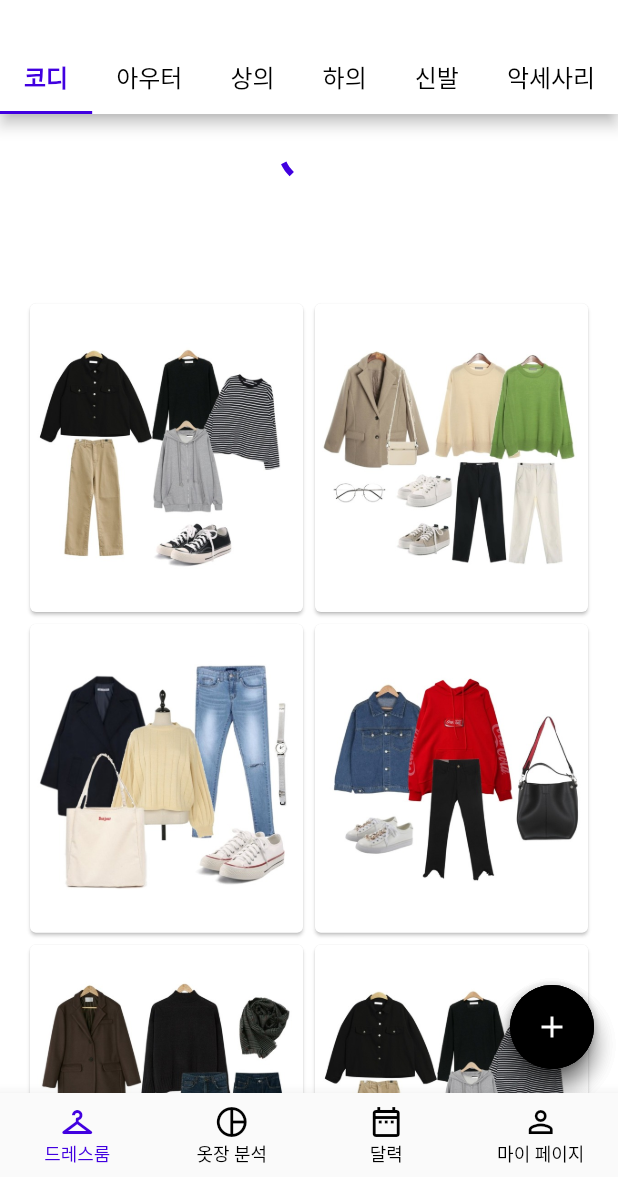
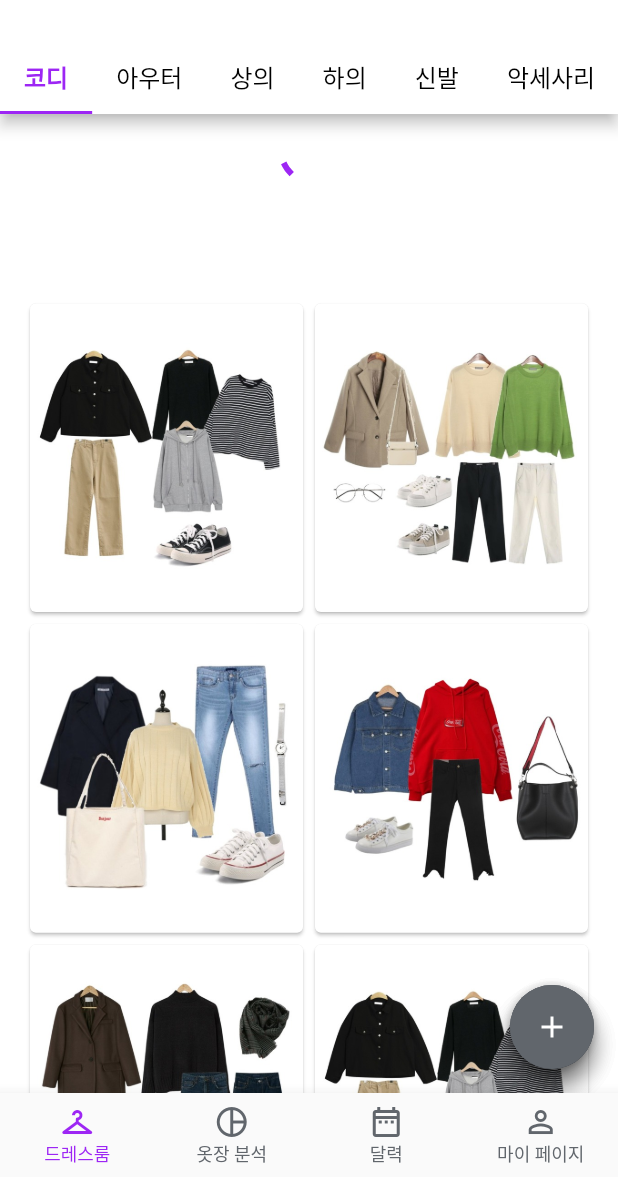
Before and after one commit to coolgogi/project, a Flutter app: the screen it shows once a user with an empty profile is signed in, on a phone screen of 412 x 824 dp, the part 59-1236 px from its top. Run offline on Flutter 3.47's test engine with Material 2 defaults, Android fonts, the phone set to English and light mode, and no system bars; our stand-ins replace cloud_firestore, convex_bottom_bar, firebase_auth, firebase_core, firebase_storage, flare_flutter and 12 more; missing offline and left inert: animated_icon_button, animated_widgets, cell_calendar, flutter_facebook_login, flutter_search_bar, geolocator_platform_interface and 3 more; accounts and stored records are empty; project files that could hold a hidden picture were left out.

Commit message:
theme color update

```diff
--- a/closet/lib/theme/colors.dart
+++ b/closet/lib/theme/colors.dart
@@ -1,10 +1,10 @@
 import 'package:flutter/material.dart';
 
-const PrimaryColorLight = Color(0xFF4100E0);
+const PrimaryColorLight = Color(0xFF9D26F4);
 const OnPrimaryLight = Color(0xFF000000);
-const PrimaryVariantLight = Color(0xFF000000);
-const SecondaryLight = Color(0xFF000000);
-const SecondaryVariantLight = Color(0xFF434343);
+const PrimaryVariantLight = Color(0xFF6F25E6);
+const SecondaryLight = Color(0xFF61666C);
+const SecondaryVariantLight = Color(0xFF21252A);
 const OnSecondaryLight = Color(0xFFFFFFFF);
 const BackgroundLight = Color(0xFFFFFFFF);
 const OnBackgroundLight = Color(0xFF000000);
@@ -13,15 +13,15 @@ const OnSurfaceLight = Color(0xFF000000);
 const ErrorLight = Color(0xFFB00020);
 const OnErrorLight = Color(0xFFFFFFFF);
 
-const PrimaryColorDark = Color(0xFF9A66F4);
-const PrimaryVariantDark = Color(0xFFB894F6);
+const PrimaryColorDark = Color(0xFFBE6DFA);
+const PrimaryVariantDark = Color(0xFF6F25E6);
 const OnPrimaryDark = Color(0xFFFFFFFF);
-const SecondaryDark = Color(0xFFFFFFFF);
+const SecondaryDark = Color(0xFF61666C);
 const SecondaryVariantDark =  Color(0xFFF5F5F5);
-const OnSecondaryDark =  Color(0xFF121212);
-const BackgroundDark = Color(0xFF434343);
+const OnSecondaryDark =  Color(0xFF000000);
+const BackgroundDark = Color(0xFF121212);
 const OnBackgroundDark = Color(0xFFFFFFFF);
 const SurfaceDark = Color(0xFF121212);
 const OnSurfaceDark = Color(0xFFFFFFFF);
-const ErrorDark = Color(0xFFCF6679);
+const ErrorDark = Color(0xFFE3676A);
 const OnErrorDark = Color(0xFFFFFFFF);
```
